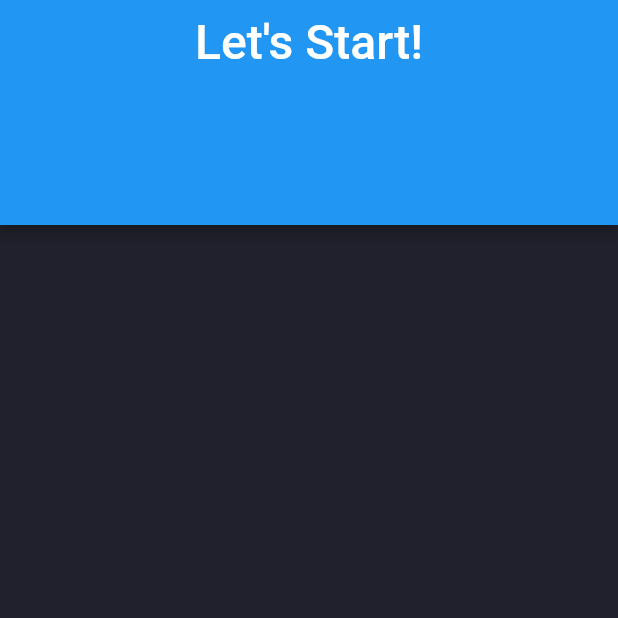
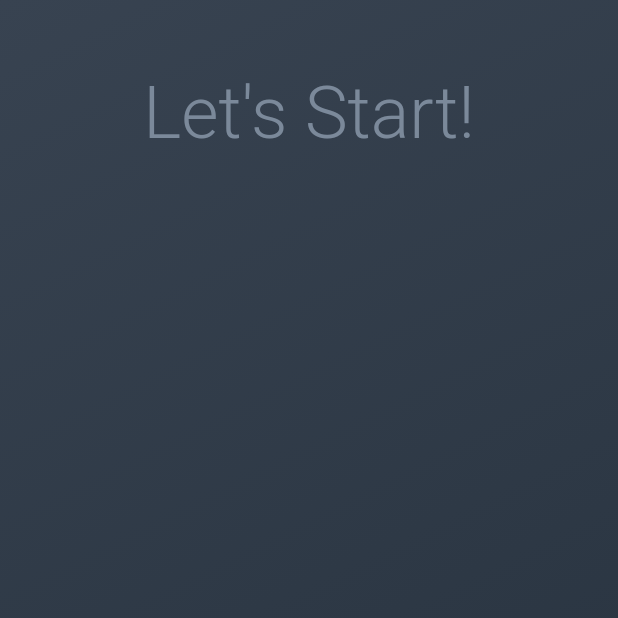
Before and after one commit to AbhinavRobinson/flutter-timer, a Flutter app: the screen it shows after launch, on a phone screen of 412 x 824 dp, the top half of it. Run offline on Flutter 3.47's test engine with Material 2 defaults, Android fonts, the phone set to English and light mode, and no system bars.

Commit message:
(feat): home_screen bg

```diff
--- a/lib/screens/home_screen.dart
+++ b/lib/screens/home_screen.dart
@@ -1,18 +1,38 @@
 import 'package:flutter/material.dart';
-import 'package:flutter_timer/widgets/top_bar.dart';
 
 class HomeScreen extends StatelessWidget {
   const HomeScreen({Key key}) : super(key: key);
 
   @override
   Widget build(BuildContext context) {
-    return Scaffold(
-      body: Column(
-        children: <Widget>[
-          TopBar(),
-        ],
+    return Container(
+      decoration: BoxDecoration(
+        gradient: LinearGradient(
+            begin: Alignment.topLeft,
+            end: Alignment.bottomRight,
+            colors: [
+              Color.fromRGBO(56, 67, 81, 1),
+              Color.fromRGBO(35, 46, 58, 1),
+            ]),
       ),
-      backgroundColor: Color.fromRGBO(33, 33, 45, 1),
+      child: Scaffold(
+        backgroundColor: Colors.transparent,
+        appBar: AppBar(
+          automaticallyImplyLeading: false,
+          elevation: 0,
+          centerTitle: true,
+          toolbarHeight: 150,
+          backgroundColor: Colors.transparent,
+          title: Text(
+            'Let\'s Start!',
+            style: TextStyle(
+              fontSize: 48,
+              fontWeight: FontWeight.w300,
+              color: Color.fromRGBO(123, 137, 154, 1),
+            ),
+          ),
+        ),
+      ),
     );
   }
 }
--- a/lib/widgets/top_bar.dart
+++ /dev/null
@@ -1,27 +0,0 @@
-import 'package:flutter/material.dart';
-
-class TopBar extends StatelessWidget {
-  const TopBar({Key key}) : super(key: key);
-
-  @override
-  Widget build(BuildContext context) {
-    return Container(
-      height: 150,
-      child: Expanded(
-        child: AppBar(
-          centerTitle: true,
-          backgroundColor: Colors.blue,
-          title: Center(
-            child: Text(
-              'Let\'s Start!',
-              style: TextStyle(
-                color: Colors.white,
-                fontSize: 32,
-              ),
-            ),
-          ),
-        ),
-      ),
-    );
-  }
-}
```
